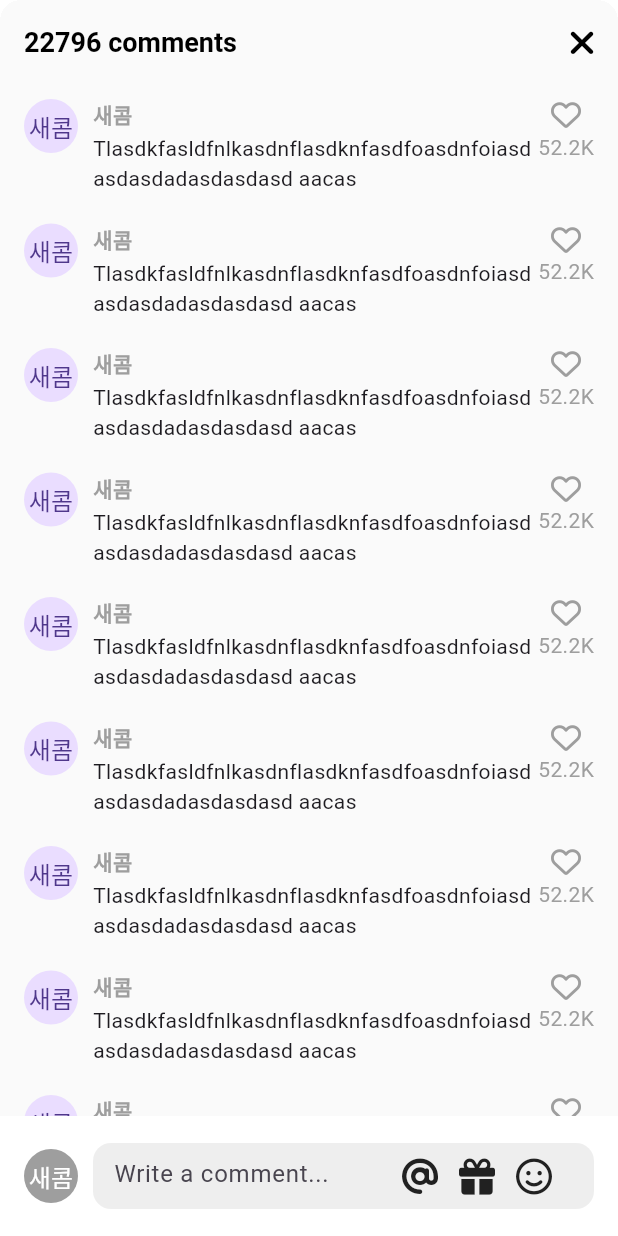
After one commit to sweetandsourkiss/tiktok_clone, a Flutter app: the VideoComments screen opened directly, on a phone screen of 412 x 824 dp. The commit adds this screen. Run offline on Flutter 3.47's test engine with Material 3 defaults, Android fonts, the phone set to English and light mode, and no system bars; our stand-ins replace font_awesome_flutter, video_player, visibility_detector; network calls fail.

Commit message:
#8 Comments Section

```diff
--- a/lib/features/main_navigation/main_navigation_screen.dart
+++ b/lib/features/main_navigation/main_navigation_screen.dart
@@ -38,6 +38,7 @@ class _MainNavigationScreenState extends State<MainNavigationScreen> {
   @override
   Widget build(BuildContext context) {
     return Scaffold(
+      resizeToAvoidBottomInset: false,
       backgroundColor: _selectedIndex == 0 ? Colors.black : Colors.white,
       body: Stack(
         children: [
--- a/lib/features/videos/video_timeline_screen.dart
+++ b/lib/features/videos/video_timeline_screen.dart
@@ -31,10 +31,10 @@ class _VideoTimelineScreenState extends State<VideoTimelineScreen> {
 
   void _onVideoFinished() {
     return;
-    _pageController.nextPage(
+    /* _pageController.nextPage(
       duration: _scrollDuration,
       curve: _scrollCurve,
-    );
+    ); */
   }
 
   @override
--- /dev/null
+++ b/lib/features/videos/widgets/video_comments.dart
@@ -0,0 +1,218 @@
+import 'package:flutter/material.dart';
+import 'package:font_awesome_flutter/font_awesome_flutter.dart';
+import 'package:tiktok_clone/constants/gaps.dart';
+import 'package:tiktok_clone/constants/sizes.dart';
+
+class VideoComments extends StatefulWidget {
+  const VideoComments({super.key});
+
+  @override
+  State<VideoComments> createState() => _VideoCommentsState();
+}
+
+class _VideoCommentsState extends State<VideoComments> {
+  bool _isWriting = false;
+
+  final ScrollController _scrollController = ScrollController();
+
+  void _onClosePressed() {
+    Navigator.of(context).pop();
+  }
+
+  void _stopWriting() {
+    FocusScope.of(context).unfocus();
+    setState(() {
+      _isWriting = false;
+    });
+  }
+
+  void _onStartWriting() {
+    setState(() {
+      _isWriting = true;
+    });
+  }
+
+  @override
+  Widget build(BuildContext context) {
+    final size = MediaQuery.of(context).size;
+    return Container(
+      height: size.height * 0.7,
+      clipBehavior: Clip.hardEdge,
+      decoration: BoxDecoration(
+        borderRadius: BorderRadius.circular(
+          Sizes.size14,
+        ),
+      ),
+      child: Scaffold(
+        backgroundColor: Colors.grey.shade50,
+        appBar: AppBar(
+          backgroundColor: Colors.transparent,
+          surfaceTintColor: Colors.transparent,
+          title: const Text("22796 comments"),
+          automaticallyImplyLeading: false,
+          actions: [
+            IconButton(
+              onPressed: _onClosePressed,
+              icon: const FaIcon(
+                FontAwesomeIcons.xmark,
+              ),
+            ),
+          ],
+        ),
+        body: GestureDetector(
+          onTap: _stopWriting,
+          child: Stack(
+            children: [
+              Scrollbar(
+                controller: _scrollController,
+                child: ListView.separated(
+                  controller: _scrollController,
+                  separatorBuilder: (context, index) => Gaps.v10,
+                  padding: const EdgeInsets.only(
+                    top: Sizes.size10,
+                    left: Sizes.size16,
+                    right: Sizes.size16,
+                    bottom: Sizes.size96 + Sizes.size20,
+                  ),
+                  itemCount: 10,
+                  itemBuilder: (context, index) => Row(
+                    crossAxisAlignment: CrossAxisAlignment.start,
+                    children: [
+                      const CircleAvatar(
+                        radius: 18,
+                        child: Text("새콤"),
+                      ),
+                      Gaps.h10,
+                      Expanded(
+                        child: Column(
+                          crossAxisAlignment: CrossAxisAlignment.start,
+                          children: [
+                            Text(
+                              "새콤",
+                              style: TextStyle(
+                                fontWeight: FontWeight.bold,
+                                fontSize: Sizes.size14,
+                                color: Colors.grey.shade500,
+                              ),
+                            ),
+                            Gaps.v3,
+                            const Text(
+                              "Tlasdkfasldfnlkasdnflasdknfasdfoasdnfoiasdasdasdadasdasdasd aacas",
+                            ),
+                            Gaps.v10,
+                          ],
+                        ),
+                      ),
+                      Column(
+                        children: [
+                          FaIcon(
+                            FontAwesomeIcons.heart,
+                            size: Sizes.size20,
+                            color: Colors.grey.shade500,
+                          ),
+                          Gaps.v2,
+                          Text(
+                            '52.2K',
+                            style: TextStyle(
+                              color: Colors.grey.shade500,
+                            ),
+                          ),
+                        ],
+                      )
+                    ],
+                  ),
+                ),
+              ),
+              Positioned(
+                bottom: 0,
+                width: size.width,
+                child: BottomAppBar(
+                  padding: const EdgeInsets.all(0),
+                  color: Colors.white,
+                  child: Padding(
+                    padding: const EdgeInsets.symmetric(
+                      horizontal: Sizes.size16,
+                      vertical: Sizes.size10,
+                    ),
+                    child: Row(
+                      children: [
+                        CircleAvatar(
+                          radius: 18,
+                          backgroundColor: Colors.grey.shade500,
+                          foregroundColor: Colors.white,
+                          child: const Text('새콤'),
+                        ),
+                        Gaps.h10,
+                        Expanded(
+                          child: SizedBox(
+                            height: Sizes.size44,
+                            child: TextField(
+                              onTap: _onStartWriting,
+                              expands: true,
+                              minLines: null,
+                              maxLines: null,
+                              textInputAction: TextInputAction.newline,
+                              cursorColor: Theme.of(context).primaryColor,
+                              decoration: InputDecoration(
+                                  hintText: "Write a comment...",
+                                  border: OutlineInputBorder(
+                                    borderRadius: BorderRadius.circular(
+                                      Sizes.size12,
+                                    ),
+                                    borderSide: BorderSide.none,
+                                  ),
+                                  filled: true,
+                                  fillColor: Colors.grey.shade200,
+                                  contentPadding: const EdgeInsets.symmetric(
+                                    vertical: Sizes.size12,
+                                    horizontal: Sizes.size10,
+                                  ),
+                                  suffixIcon: Padding(
+                                    padding: const EdgeInsets.only(
+                                      right: Sizes.size14,
+                                    ),
+                                    child: Row(
+                                      mainAxisSize: MainAxisSize.min,
+                                      children: [
+                                        FaIcon(
+                                          FontAwesomeIcons.at,
+                                          color: Colors.grey.shade900,
+                                        ),
+                                        Gaps.h14,
+                                        FaIcon(
+                                          FontAwesomeIcons.gift,
+                                          color: Colors.grey.shade900,
+                                        ),
+                                        Gaps.h14,
+                                        FaIcon(
+                                          FontAwesomeIcons.faceSmile,
+                                          color: Colors.grey.shade900,
+                                        ),
+                                        Gaps.h14,
+                                        if (_isWriting)
+                                          GestureDetector(
+                                            onTap: _stopWriting,
+                                            child: FaIcon(
+                                              FontAwesomeIcons.circleArrowUp,
+                                              color: Theme.of(context)
+                                                  .primaryColor,
+                                            ),
+                                          ),
+                                      ],
+                                    ),
+                                  )),
+                            ),
+                          ),
+                        ),
+                      ],
+                    ),
+                  ),
+                ),
+              )
+            ],
+          ),
+        ),
+      ),
+    );
+  }
+}
--- a/lib/features/videos/widgets/video_post.dart
+++ b/lib/features/videos/widgets/video_post.dart
@@ -3,6 +3,7 @@ import 'package:font_awesome_flutter/font_awesome_flutter.dart';
 import 'package:tiktok_clone/constants/gaps.dart';
 import 'package:tiktok_clone/constants/sizes.dart';
 import 'package:tiktok_clone/features/videos/widgets/video_button.dart';
+import 'package:tiktok_clone/features/videos/widgets/video_comments.dart';
 import 'package:video_player/video_player.dart';
 import 'package:visibility_detector/visibility_detector.dart';
 
@@ -67,12 +68,14 @@ class _VideoPostState extends State<VideoPost>
   }
 
   void _onVisibilityChanged(VisibilityInfo info) {
-    if (info.visibleFraction == 1 && !_videoPlayerController.value.isPlaying) {
+    if (info.visibleFraction == 1 &&
+        !_isPaused &&
+        !_videoPlayerController.value.isPlaying) {
       _videoPlayerController.play();
     }
   }
 
-  void _togglePause() {
+  void _onTogglePause() {
     if (_videoPlayerController.value.isPlaying) {
       _videoPlayerController.pause();
       _animationController.reverse();
@@ -83,6 +86,18 @@ class _VideoPostState extends State<VideoPost>
     setState(() {
       _isPaused = !_isPaused;
     });
+  }
+
+  void _onCommentTap(BuildContext contxt) async {
+    if (_videoPlayerController.value.isPlaying) {
+      _onTogglePause();
+    }
+    await showModalBottomSheet(
+        context: context,
+        builder: (context) => const VideoComments(),
+        backgroundColor: Colors.transparent,
+        isScrollControlled: true);
+    _onTogglePause();
   }
 
   @override
@@ -101,7 +116,7 @@ class _VideoPostState extends State<VideoPost>
           ),
           Positioned.fill(
             child: GestureDetector(
-              onTap: _togglePause,
+              onTap: _onTogglePause,
             ),
           ),
           Positioned.fill(
@@ -153,12 +168,12 @@ class _VideoPostState extends State<VideoPost>
               ],
             ),
           ),
-          const Positioned(
+          Positioned(
             bottom: 20,
             right: 10,
             child: Column(
               children: [
-                CircleAvatar(
+                const CircleAvatar(
                   radius: 25,
                   backgroundColor: Colors.black,
                   foregroundColor: Colors.white,
@@ -168,11 +183,18 @@ class _VideoPostState extends State<VideoPost>
                   child: Text("새콤"),
                 ),
                 Gaps.v24,
-                VideoButton(icon: FontAwesomeIcons.solidHeart, text: "2.9M"),
+                const VideoButton(
+                    icon: FontAwesomeIcons.solidHeart, text: "2.9M"),
                 Gaps.v24,
-                VideoButton(icon: FontAwesomeIcons.solidComment, text: "33K"),
+                GestureDetector(
+                  onTap: () => _onCommentTap(context),
+                  child: const VideoButton(
+                    icon: FontAwesomeIcons.solidComment,
+                    text: "33K",
+                  ),
+                ),
                 Gaps.v24,
-                VideoButton(icon: FontAwesomeIcons.share, text: "Share"),
+                const VideoButton(icon: FontAwesomeIcons.share, text: "Share"),
               ],
             ),
           ),
```
Also changed, not shown: 9 other files.
